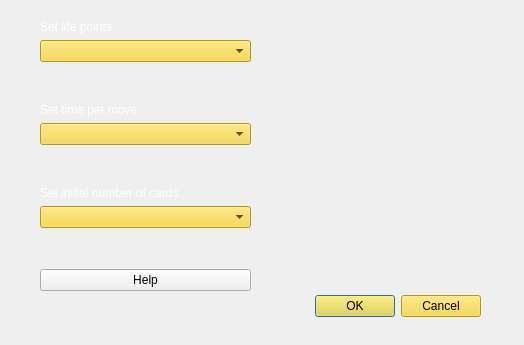
Old version of the form Yugioh/sources/GameSettings.ui in the repository crknuchu/yugioh-clone.
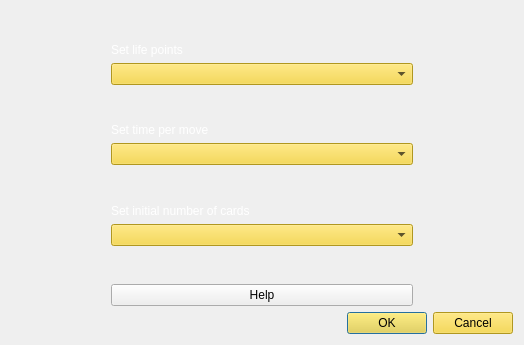
New version of the form.

Commit message: feat: Implement actions for game settings and advance gui

Patch:
```diff
--- a/Yugioh/sources/GameSettings.ui
+++ b/Yugioh/sources/GameSettings.ui
@@ -16,35 +16,28 @@
   <property name="styleSheet">
    <string notr="true"/>
   </property>
-  <widget class="QDialogButtonBox" name="Back">
-   <property name="geometry">
-    <rect>
-     <x>140</x>
-     <y>290</y>
-     <width>341</width>
-     <height>32</height>
-    </rect>
-   </property>
-   <property name="styleSheet">
-    <string notr="true">background-color: rgb(246, 211, 45);</string>
-   </property>
-   <property name="orientation">
-    <enum>Qt::Horizontal</enum>
-   </property>
-   <property name="standardButtons">
-    <set>QDialogButtonBox::Cancel|QDialogButtonBox::Ok</set>
-   </property>
-  </widget>
-  <widget class="QWidget" name="verticalLayoutWidget">
-   <property name="geometry">
-    <rect>
-     <x>40</x>
-     <y>20</y>
-     <width>211</width>
-     <height>271</height>
-    </rect>
-   </property>
+  <layout class="QVBoxLayout" name="verticalLayout_2">
+   <item>
    <layout class="QVBoxLayout" name="verticalLayout">
+     <property name="leftMargin">
+      <number>100</number>
+     </property>
+     <property name="rightMargin">
+      <number>100</number>
+     </property>
+     <item>
+      <spacer name="verticalSpacer_4">
+       <property name="orientation">
+        <enum>Qt::Vertical</enum>
+       </property>
+       <property name="sizeHint" stdset="0">
+        <size>
+         <width>20</width>
+         <height>40</height>
+        </size>
+       </property>
+      </spacer>
+     </item>
     <item>
      <widget class="QLabel" name="label">
       <property name="styleSheet">
@@ -149,7 +142,21 @@
      </widget>
     </item>
    </layout>
-  </widget>
+   </item>
+   <item>
+    <widget class="QDialogButtonBox" name="Back">
+     <property name="styleSheet">
+      <string notr="true">background-color: rgb(246, 211, 45);</string>
+     </property>
+     <property name="orientation">
+      <enum>Qt::Horizontal</enum>
+     </property>
+     <property name="standardButtons">
+      <set>QDialogButtonBox::Cancel|QDialogButtonBox::Ok</set>
+     </property>
+    </widget>
+   </item>
+  </layout>
  </widget>
  <resources/>
  <connections>
```
Lines whose indentation alone changed are shown as unchanged. The commit also changes 7 other files.
